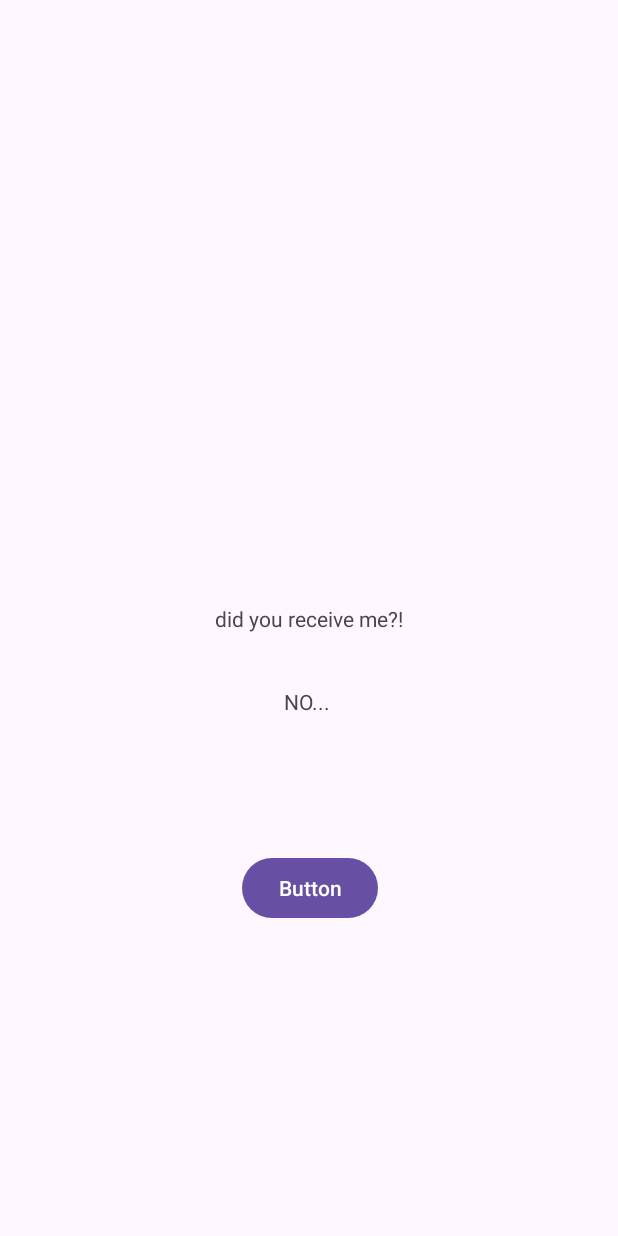
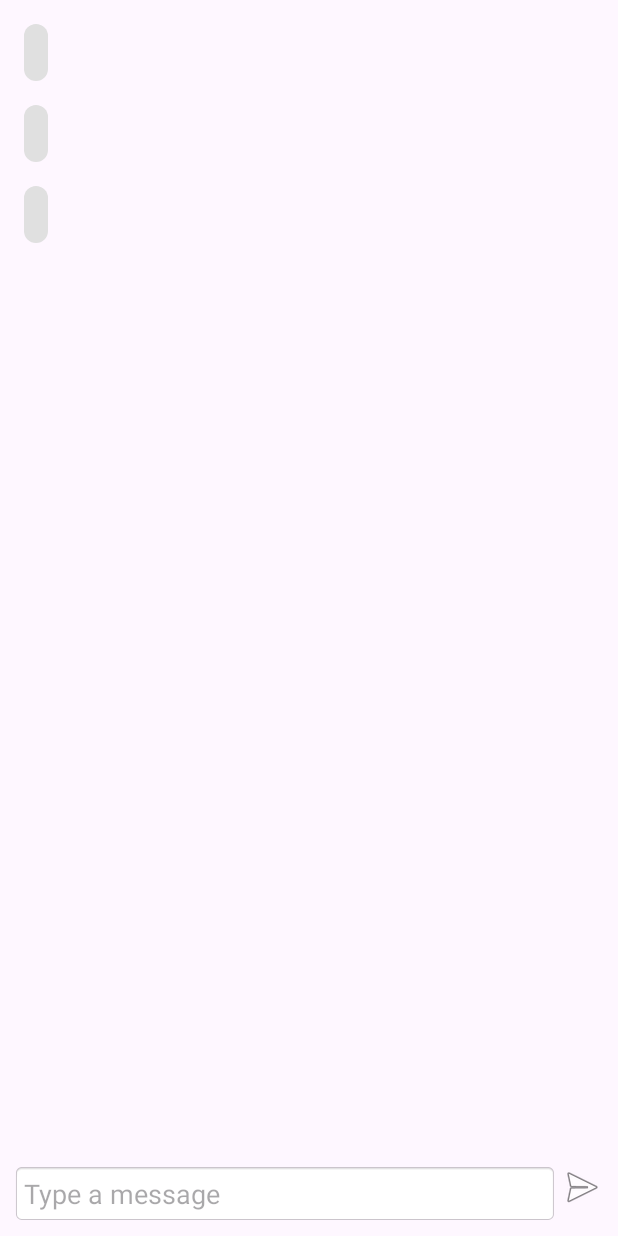
Before and after one commit to Klaudia65/STech_buddies, an Android app: the layout activity_main.xml on its own in the app's theme, with its tools: preview values and no code run, on a phone screen of 412 x 824 dp. Run offline under Robolectric (Android 15) with nearby library versions, the phone set to English and light mode, and no system bars.

Commit message:
message interface

```diff
--- /dev/null
+++ b/project/app/src/main/java/com/example/stech_buddies/Message.kt
@@ -0,0 +1,3 @@
+package com.example.stech_buddies
+
+data class Message (val text:String)
--- /dev/null
+++ b/project/app/src/main/res/drawable/message_background.xml
@@ -0,0 +1,9 @@
+<shape xmlns:android="http://schemas.android.com/apk/res/android">
+    <solid android:color="#E0E0E0"/>
+    <corners android:radius="8dp"/>
+    <padding
+        android:left="8dp"
+        android:top="8dp"
+        android:right="8dp"
+        android:bottom="8dp"/>
+</shape>
--- a/project/app/src/main/res/layout/activity_main.xml
+++ b/project/app/src/main/res/layout/activity_main.xml
@@ -1,50 +1,55 @@
 <?xml version="1.0" encoding="utf-8"?>
-<androidx.constraintlayout.widget.ConstraintLayout xmlns:android="http://schemas.android.com/apk/res/android"
+<androidx.constraintlayout.widget.ConstraintLayout
+    xmlns:android="http://schemas.android.com/apk/res/android"
     xmlns:app="http://schemas.android.com/apk/res-auto"
     xmlns:tools="http://schemas.android.com/tools"
-    android:id="@+id/main"
     android:layout_width="match_parent"
     android:layout_height="match_parent"
     tools:context=".MainActivity">
 
-    <TextView
-        android:layout_width="wrap_content"
+    <!-- RecyclerView to display messages -->
+    <androidx.recyclerview.widget.RecyclerView
+        android:id="@+id/recyclerView"
+        android:layout_width="0dp"
+        android:layout_height="0dp"
+        android:padding="8dp"
+        app:layout_constraintTop_toTopOf="parent"
+        app:layout_constraintBottom_toTopOf="@+id/messageInputLayout"
+        app:layout_constraintStart_toStartOf="parent"
+        app:layout_constraintEnd_toEndOf="parent"
+        android:clipToPadding="false"
+        tools:listitem="@layout/item_message" />
+
+    <!-- Layout for input and send button -->
+    <LinearLayout
+        android:id="@+id/messageInputLayout"
+        android:layout_width="0dp"
         android:layout_height="wrap_content"
-        android:text="did you receive me?!"
-        android:id="@+id/msgToSend"
+        android:orientation="horizontal"
+        android:padding="8dp"
         app:layout_constraintBottom_toBottomOf="parent"
-        app:layout_constraintEnd_toEndOf="parent"
         app:layout_constraintStart_toStartOf="parent"
-        app:layout_constraintTop_toTopOf="parent" />
+        app:layout_constraintEnd_toEndOf="parent">
 
-    <Button
-        android:id="@+id/button"
-        android:layout_width="wrap_content"
-        android:layout_height="wrap_content"
-        android:layout_marginStart="161dp"
-        android:layout_marginTop="45dp"
-        android:layout_marginEnd="159dp"
-        android:layout_marginBottom="208dp"
-        android:text="Button"
-        app:layout_constraintBottom_toBottomOf="parent"
-        app:layout_constraintEnd_toEndOf="parent"
-        app:layout_constraintHorizontal_bias="0.0"
-        app:layout_constraintStart_toStartOf="parent"
-        app:layout_constraintTop_toBottomOf="@+id/msgReceived" />
+        <!-- EditText for entering message -->
+        <EditText
+            android:id="@+id/msgToSend"
+            android:layout_width="0dp"
+            android:layout_height="wrap_content"
+            android:layout_weight="1"
+            android:hint="Type a message"
+            android:background="@android:drawable/editbox_background_normal"
+            android:padding="8dp"
+            android:inputType="text" />
 
-    <TextView
-        android:id="@+id/msgReceived"
-        android:layout_width="wrap_content"
-        android:layout_height="wrap_content"
-        android:layout_marginStart="16dp"
-        android:layout_marginTop="36dp"
-        android:layout_marginEnd="1dp"
-        android:layout_marginBottom="45dp"
-        android:text="NO..."
-        app:layout_constraintBottom_toTopOf="@+id/button"
-        app:layout_constraintEnd_toEndOf="parent"
-        app:layout_constraintHorizontal_bias="0.476"
-        app:layout_constraintStart_toStartOf="parent"
-        app:layout_constraintTop_toBottomOf="@+id/msgToSend" />
+        <!-- Button to send message -->
+        <ImageButton
+            android:id="@+id/button"
+            android:layout_width="wrap_content"
+            android:layout_height="wrap_content"
+            android:src="@android:drawable/ic_menu_send"
+            android:background="?attr/selectableItemBackground"
+            android:contentDescription="Send" />
+    </LinearLayout>
 
 </androidx.constraintlayout.widget.ConstraintLayout>
--- /dev/null
+++ b/project/app/src/main/res/layout/item_message.xml
@@ -0,0 +1,17 @@
+<?xml version="1.0" encoding="utf-8"?>
+<LinearLayout
+    xmlns:android="http://schemas.android.com/apk/res/android"
+    android:layout_width="match_parent"
+    android:layout_height="wrap_content"
+    android:orientation="vertical"
+    android:padding="8dp">
+
+    <TextView
+        android:id="@+id/messageContent"
+        android:layout_width="wrap_content"
+        android:layout_height="wrap_content"
+        android:background="@drawable/message_background"
+        android:padding="8dp"
+        android:textColor="@android:color/black"
+        android:textSize="16sp" />
+</LinearLayout>
```
Also changed, not shown: project/app/src/main/java/com/example/stech_buddies/MainActivity.kt (+31 -18 lines), project/app/src/main/java/com/example/stech_buddies/MessageAdapter.kt (added, +27 -0 lines).
